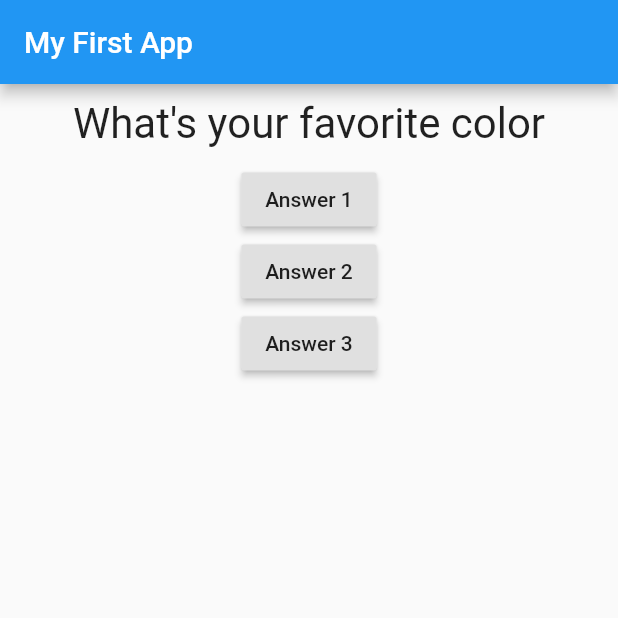
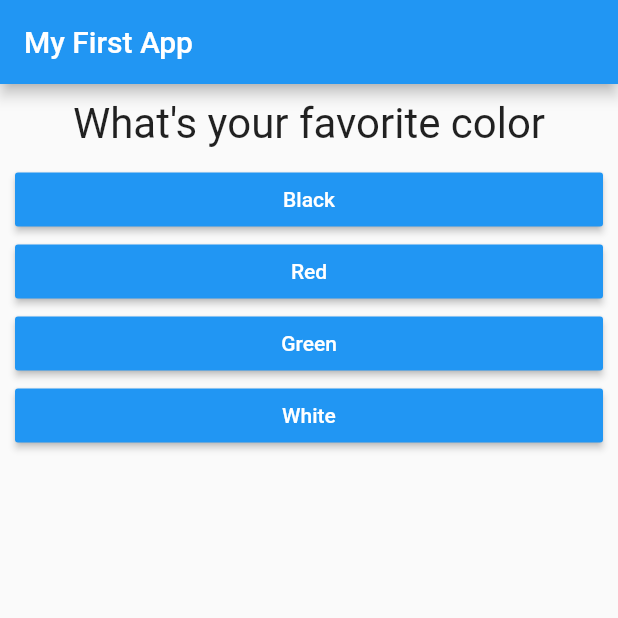
Before and after one commit to IsmailElShinnawy/flutter-tutorial, a Flutter app: the screen it shows after launch, on a phone screen of 412 x 824 dp, the top half of it. Run offline on Flutter 3.47's test engine with Material 2 defaults, Android fonts, the phone set to English and light mode, and no system bars.

Commit message:
up to L50

```diff
--- /dev/null
+++ b/lib/answer.dart
@@ -0,0 +1,21 @@
+import 'package:flutter/material.dart';
+
+class Answer extends StatelessWidget {
+  final Function selectHandler;
+  String answerText;
+
+  Answer(this.answerText, this.selectHandler);
+
+  @override
+  Widget build(BuildContext context) {
+    return Container(
+        width: double.infinity,
+        margin: EdgeInsets.only(left: 10, right: 10),
+        child: RaisedButton(
+          textColor: Colors.white,
+          color: Colors.blue,
+          child: Text(answerText),
+          onPressed: selectHandler,
+        ));
+  }
+}
--- a/lib/main.dart
+++ b/lib/main.dart
@@ -1,6 +1,7 @@
 import 'package:flutter/material.dart';
 
 import './question.dart';
+import './answer.dart';
 
 void main() => runApp(MyApp());
 
@@ -15,35 +16,28 @@ class _MyAppState extends State<MyApp> {
   var _questionIndex = 0;
 
   void _answerQuestion() {
-    setState(() {
-      _questionIndex = (_questionIndex+1)%2;
-    });
+    setState(() => ++_questionIndex);
   }
 
   @override
   Widget build(BuildContext context) {
-    var questions = [
-      'What\'s your favorite color',
-      'What\'s your favorite animal'
+    const questions = const [
+      {
+        'questionText': 'What\'s your favorite color',
+        'answers': ['Black', 'Red', 'Green', 'White',],
+      },
+      {
+        'questionText': 'What\'s your favorite animal',
+        'answers': ['Lion', 'Monkey', 'Rabbit', 'Abdo',],
+      },
     ];
     return MaterialApp(
       home: Scaffold(
         appBar: AppBar(title: Text('My First App')),
         body: Column(
           children: [
-            Question(questions[_questionIndex]),
-            RaisedButton(
-              child: Text('Answer 1'),
-              onPressed: _answerQuestion,
-            ),
-            RaisedButton(
-              child: Text('Answer 2'),
-              onPressed: _answerQuestion,
-            ),
-            RaisedButton(
-              child: Text('Answer 3'),
-              onPressed: _answerQuestion,
-            ),
+            Question(questions[_questionIndex]['questionText']),
+            ...(questions[_questionIndex]['answers'] as List<String>).map((answer) => Answer(answer, _answerQuestion)).toList()
           ],
         ),
       ),
```
